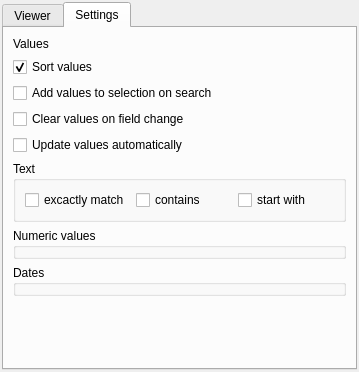
First picture: the form in unique_values_viewer_dockwidget_base.ui, repository mblesius/unique_values_viewer, before the edit.
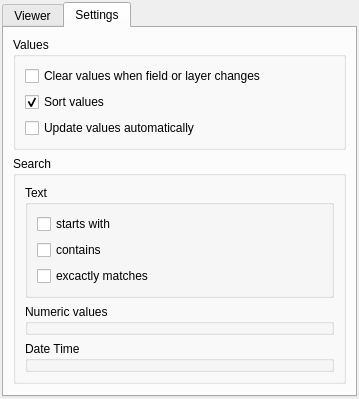
Second picture: the form after the edit. Custom widgets are drawn as their Qt base class.

Commit message: restructured settings tab and updated GUI

The edit to the form file:
```diff
--- a/unique_values_viewer_dockwidget_base.ui
+++ b/unique_values_viewer_dockwidget_base.ui
@@ -551,10 +551,19 @@
        </attribute>
        <layout class="QVBoxLayout" name="verticalLayout">
         <item>
-         <widget class="QLabel" name="label_2">
-          <property name="text">
+         <widget class="QGroupBox" name="valuesGrpBox">
+          <property name="title">
            <string>Values</string>
           </property>
+          <layout class="QVBoxLayout" name="verticalLayout_2">
+           <item>
+            <widget class="QCheckBox" name="clearOnChangeBtn">
+             <property name="text">
+              <string>Clear values when field or layer changes</string>
+             </property>
+             <property name="checked">
+              <bool>false</bool>
+             </property>
          </widget>
         </item>
         <item>
@@ -570,26 +579,6 @@
           </property>
          </widget>
         </item>
-        <item>
-         <widget class="QCheckBox" name="addValuesOnSearchBtn">
-          <property name="toolTip">
-           <string>Selects values found by the search bar in the list view.</string>
-          </property>
-          <property name="text">
-           <string>Add values to selection on search</string>
-          </property>
-         </widget>
-        </item>
-        <item>
-         <widget class="QCheckBox" name="clearValuesOnSelectBtn">
-          <property name="text">
-           <string>Clear values on field change</string>
-          </property>
-          <property name="checked">
-           <bool>false</bool>
-          </property>
-         </widget>
-        </item>
         <item>
          <widget class="QCheckBox" name="liveUpdateBtn">
           <property name="toolTip">
@@ -600,16 +589,25 @@
           </property>
          </widget>
         </item>
+          </layout>
+         </widget>
+        </item>
         <item>
-         <widget class="QGroupBox" name="groupBox">
+         <widget class="QGroupBox" name="searchGrpBox">
+          <property name="title">
+           <string>Search</string>
+          </property>
+          <layout class="QVBoxLayout" name="verticalLayout_4">
+           <item>
+            <widget class="QGroupBox" name="searchTxtOptions">
           <property name="title">
            <string>Text</string>
           </property>
-          <layout class="QHBoxLayout" name="horizontalLayout">
+             <layout class="QVBoxLayout" name="verticalLayout_3">
            <item>
-            <widget class="QCheckBox" name="checkBox_3">
+               <widget class="QCheckBox" name="checkBox">
              <property name="text">
-              <string>excactly match</string>
+                 <string>starts with</string>
              </property>
             </widget>
            </item>
@@ -621,9 +619,9 @@
             </widget>
            </item>
            <item>
-            <widget class="QCheckBox" name="checkBox">
+               <widget class="QCheckBox" name="checkBox_3">
              <property name="text">
-              <string>start with</string>
+                 <string>excactly matches</string>
              </property>
             </widget>
            </item>
@@ -631,17 +629,20 @@
          </widget>
         </item>
         <item>
-         <widget class="QGroupBox" name="groupBox_2">
+            <widget class="QGroupBox" name="searchNumericOptions">
           <property name="title">
            <string>Numeric values</string>
           </property>
          </widget>
         </item>
         <item>
-         <widget class="QGroupBox" name="groupBox_3">
+            <widget class="QGroupBox" name="searchDateOptions">
           <property name="title">
-           <string>Dates</string>
-          </property>
+              <string>Date Time</string>
+             </property>
+            </widget>
+           </item>
+          </layout>
          </widget>
         </item>
         <item>
```
Left out of the diff: 2 changed lines with no effect on the pictures. Lines whose indentation alone changed are shown as unchanged.
